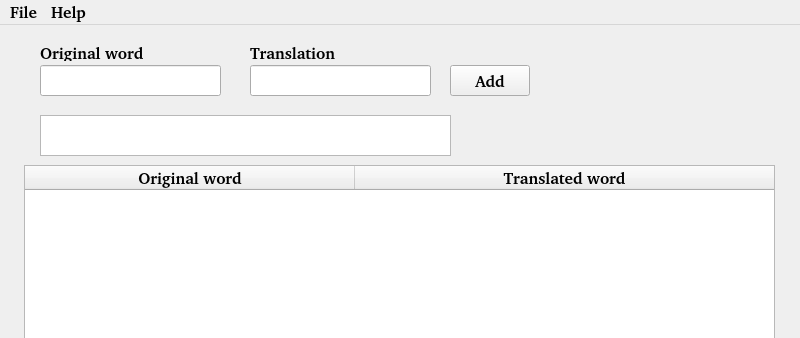
First picture: the form in mainwindow.ui, repository K0SS4/CuDi, before the edit; both pictures show x 0 to 800 and y 0 to 338 of the 800 by 600 pixel window.
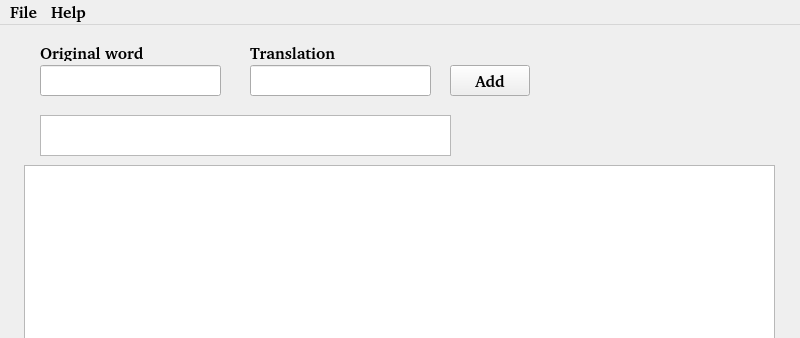
Second picture: the form after the edit.

Commit message: Window title now shows the filename

Diff of the .ui file:
```diff
--- a/mainwindow.ui
+++ b/mainwindow.ui
@@ -125,7 +125,7 @@
      <bool>false</bool>
     </property>
     <attribute name="horizontalHeaderVisible">
-     <bool>true</bool>
+     <bool>false</bool>
     </attribute>
     <attribute name="horizontalHeaderCascadingSectionResizes">
      <bool>false</bool>
@@ -140,7 +140,7 @@
      <bool>true</bool>
     </attribute>
     <attribute name="verticalHeaderVisible">
-     <bool>true</bool>
+     <bool>false</bool>
     </attribute>
     <attribute name="verticalHeaderCascadingSectionResizes">
      <bool>false</bool>
```
Left out of the diff: 3 changed lines with no effect on the pictures. The commit also changes 1 other file.
